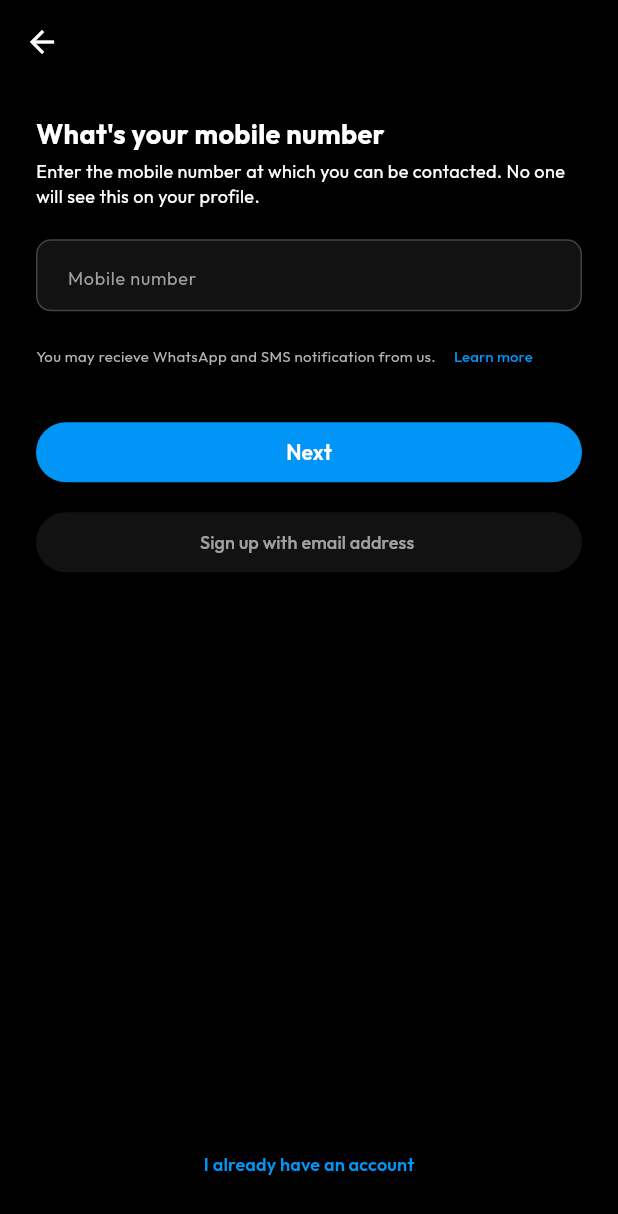
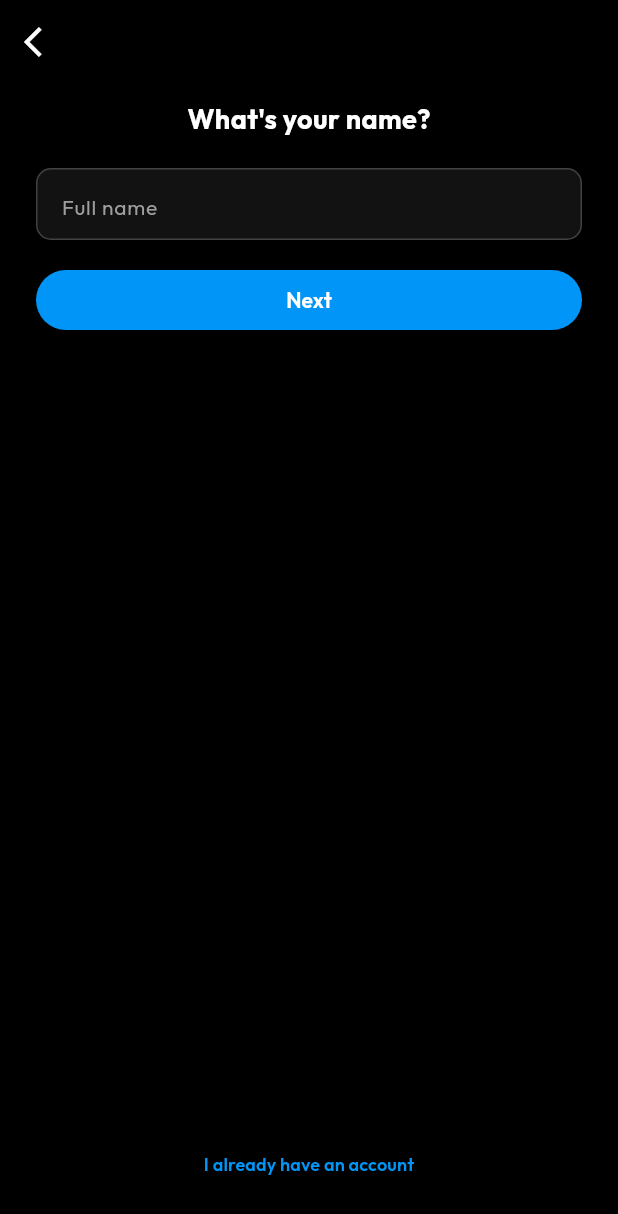
Before and after one commit to VaradSinghal/Instagram, a Flutter app: the SignupScreen screen opened directly, after a tap on "Next", on a phone screen of 412 x 824 dp. Shown: the top 1214 px of the screen. Run offline on Flutter 3.47's test engine with Material 3 defaults, Android fonts, the phone set to English and light mode, and no system bars; our stand-ins replace flutter_screenutil, google_fonts; statements that could not run were skipped.

```diff
--- /dev/null
+++ b/lib/feature/auth/presentation/views/name_screen.dart
@@ -0,0 +1,95 @@
+import 'dart:io';
+
+import 'package:flutter/material.dart';
+import 'package:google_fonts/google_fonts.dart';
+import 'package:instagram/core/common/widgets/ig_button.dart';
+import 'package:instagram/feature/auth/presentation/widgets/already_have_account_section.dart';
+
+class NameScreen extends StatefulWidget {
+  const NameScreen({super.key});
+
+  @override
+  State<NameScreen> createState() => _NameScreenState();
+}
+
+class _NameScreenState extends State<NameScreen> {
+  final TextEditingController _namecontroller = TextEditingController();
+
+  @override
+  void dispose() {
+    _namecontroller.dispose();
+    super.dispose();
+  }
+
+  @override
+  Widget build(BuildContext context) {
+    return Scaffold(
+      appBar: AppBar(
+        elevation: 0,
+        leading: IconButton(
+          onPressed: () => Navigator.pop(context),
+          icon: Icon(Icons.arrow_back_ios, color: Colors.white),
+        ),
+      ),
+      body: Padding(
+        padding: EdgeInsetsGeometry.symmetric(horizontal: 24),
+        child: Column(
+          children: [
+            const SizedBox(height: 10),
+
+            Text(
+              "What's your name?",
+              style: GoogleFonts.outfit(
+                color: Colors.white,
+                fontSize: 18,
+                fontWeight: FontWeight.bold,
+              ),
+            ),
+
+            const SizedBox(height: 20),
+            Container(
+              height: 48,
+              padding: EdgeInsets.symmetric(horizontal: 16),
+              decoration: BoxDecoration(
+                color: Color(0xff121212),
+                borderRadius: BorderRadius.circular(10),
+                border: Border.all(color: Colors.grey.shade800),
+              ),
+              child: PlatformTextField(controller: _namecontroller),
+            ),
+            const SizedBox(height: 20),
+
+            SizedBox(
+              width: double.infinity,
+              height: 40,
+              child: IGButton(text: 'Next', onPressed: () {}),
+            ),
+            Spacer(),
+
+            AlreadyHaveAccountSection(),
+
+            SizedBox(height: 24),
+          ],
+        ),
+      ),
+    );
+  }
+}
+
+class PlatformTextField extends StatelessWidget {
+  final TextEditingController controller;
+
+  const PlatformTextField({super.key, required this.controller});
+  @override
+  Widget build(BuildContext context) {
+    return TextField(
+      controller: controller,
+      style: GoogleFonts.outfit(color: Colors.white),
+      decoration: InputDecoration(
+        hintText: "Full name",
+        hintStyle: GoogleFonts.outfit(color: Colors.grey, fontSize: 14),
+        border: InputBorder.none,
+      ),
+    );
+  }
+}
--- a/lib/feature/auth/presentation/views/signup_screen.dart
+++ b/lib/feature/auth/presentation/views/signup_screen.dart
@@ -3,6 +3,7 @@ import 'package:google_fonts/google_fonts.dart';
 import 'package:instagram/core/common/widgets/ig_button.dart';
 import 'package:instagram/core/common/widgets/section_title.dart';
 import 'package:instagram/core/theme/app_colors.dart';
+import 'package:instagram/feature/auth/presentation/views/name_screen.dart';
 import 'package:instagram/feature/auth/presentation/widgets/already_have_account_section.dart';
 
 class SignupScreen extends StatefulWidget {
@@ -97,7 +98,18 @@ class _SignupScreenState extends State<SignupScreen> {
             SizedBox(
               height: 40,
               width: double.infinity,
-              child: IGButton(text: 'Next', onPressed: () {}),
+              child: IGButton(
+                text: 'Next',
+                onPressed: () {
+                  Navigator.of(context).push(
+                    MaterialPageRoute(
+                      builder: (context) {
+                        return NameScreen();
+                      },
+                    ),
+                  );
+                },
+              ),
             ),
 
             SizedBox(height: 20),
```
